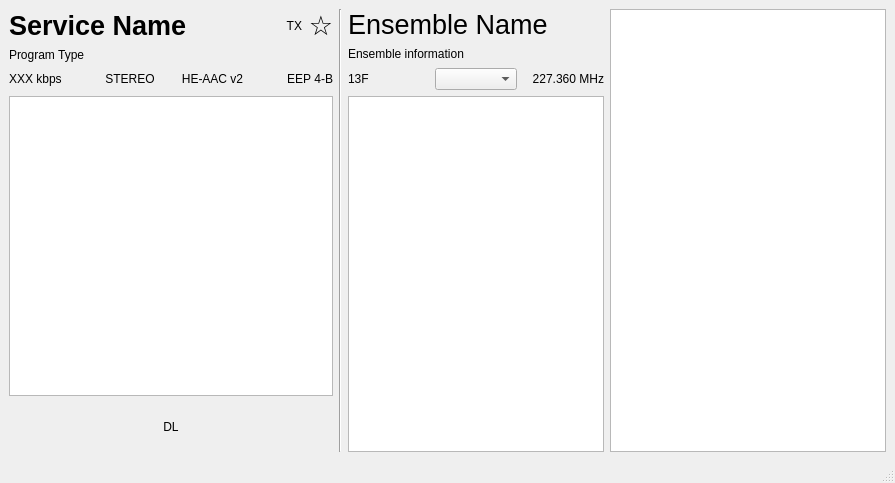
First picture: the form in gui/mainwindow.ui, repository KejPi/AbracaDABra, before the edit.
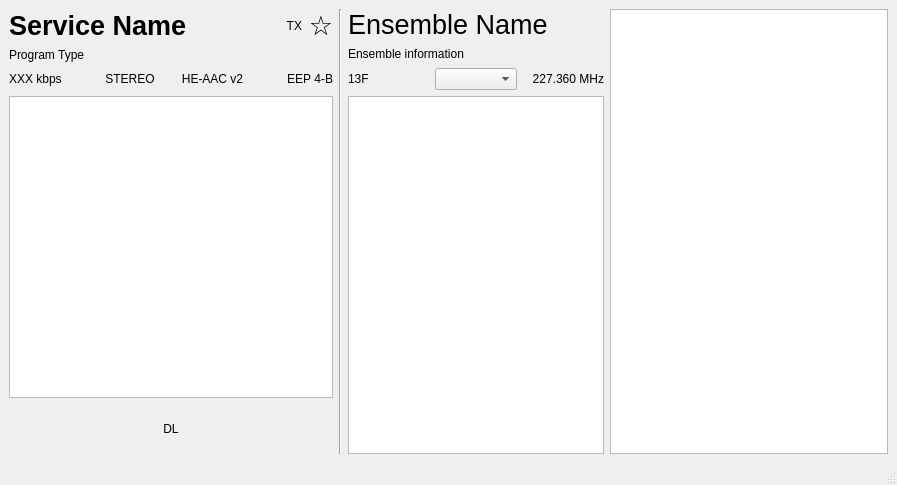
Second picture: the form after the edit. Custom widgets are drawn as their Qt base class.

Commit message: Vertical line in MainWindow implemented by QFrame

What changed in the file:
```diff
--- a/gui/mainwindow.ui
+++ b/gui/mainwindow.ui
@@ -6,8 +6,8 @@
    <rect>
     <x>0</x>
     <y>0</y>
-    <width>895</width>
-    <height>483</height>
+    <width>897</width>
+    <height>485</height>
    </rect>
   </property>
   <property name="sizePolicy">
@@ -195,9 +195,12 @@
      </layout>
     </item>
     <item row="0" column="1" rowspan="4">
-     <widget class="Line" name="line">
-      <property name="orientation">
-       <enum>Qt::Vertical</enum>
+     <widget class="QFrame" name="verticalLine">
+      <property name="frameShape">
+       <enum>QFrame::VLine</enum>
+      </property>
+      <property name="frameShadow">
+       <enum>QFrame::Sunken</enum>
       </property>
      </widget>
     </item>
```
Left out of the diff: 268 changed lines with no effect on the pictures.
